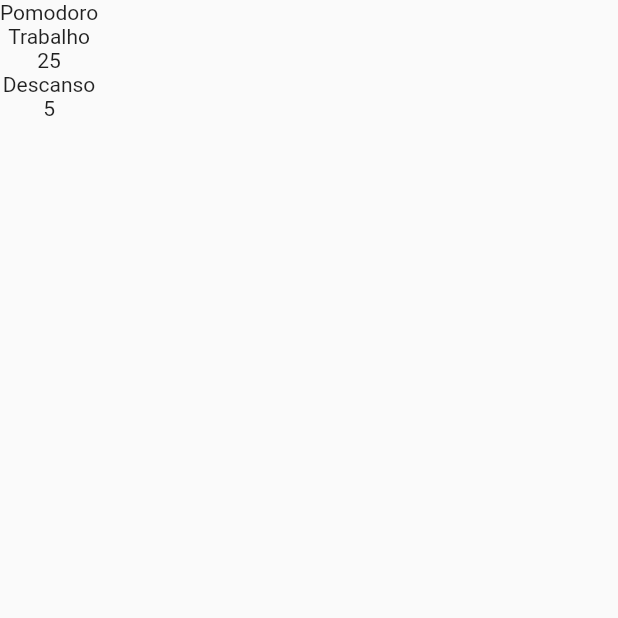
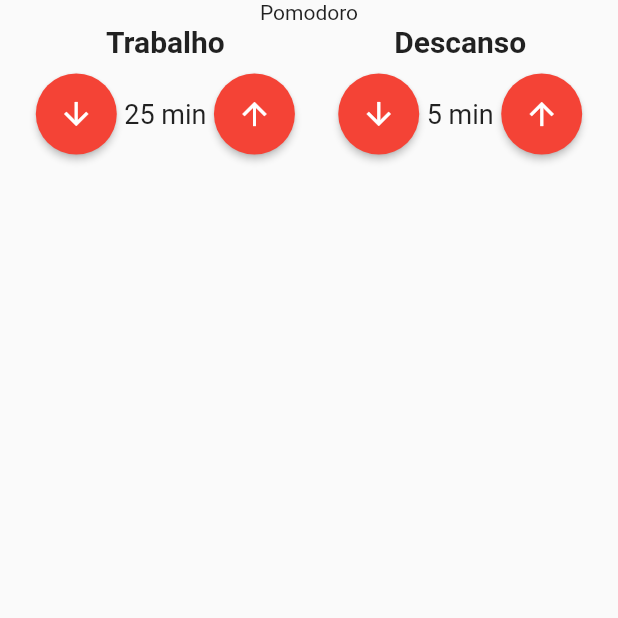
Before and after one commit to marcosmanto/pomodoro_flutter, a Flutter app: the screen it shows after launch, on a phone screen of 412 x 824 dp, the top half of it. Run offline on Flutter 3.47's test engine with Material 2 defaults, Android fonts, the phone set to English and light mode, and no system bars; our stand-ins replace mobx; generated files the repository leaves out were written again.

Commit message:
TimeEntry #2

```diff
--- a/lib/components/time_entry.dart
+++ b/lib/components/time_entry.dart
@@ -14,8 +14,44 @@ class TimeEntry extends StatelessWidget {
   Widget build(BuildContext context) {
     return Column(
       children: <Widget>[
-        Text(title),
-        Text(value.toString()),
+        Text(
+          title,
+          style: const TextStyle(fontSize: 20, fontWeight: FontWeight.bold),
+        ),
+        const SizedBox(height: 10),
+        Row(
+          mainAxisAlignment: MainAxisAlignment.center,
+          children: [
+            ElevatedButton(
+              onPressed: () {},
+              style: ElevatedButton.styleFrom(
+                shape: const CircleBorder(),
+                padding: const EdgeInsets.all(15),
+                backgroundColor: Colors.red,
+              ),
+              child: const Icon(
+                Icons.arrow_downward,
+                color: Colors.white,
+              ),
+            ),
+            Text(
+              '$value min',
+              style: const TextStyle(fontSize: 18),
+            ),
+            ElevatedButton(
+              onPressed: () {},
+              style: ElevatedButton.styleFrom(
+                shape: const CircleBorder(),
+                padding: const EdgeInsets.all(15),
+                backgroundColor: Colors.red,
+              ),
+              child: const Icon(
+                Icons.arrow_upward,
+                color: Colors.white,
+              ),
+            )
+          ],
+        )
       ],
     );
   }
--- a/lib/pages/pomodoro.dart
+++ b/lib/pages/pomodoro.dart
@@ -8,10 +8,15 @@ class Pomodoro extends StatelessWidget {
   Widget build(BuildContext context) {
     return Scaffold(
       body: Column(
-        children: const [
-          Text('Pomodoro'),
-          TimeEntry(title: 'Trabalho', value: 25),
-          TimeEntry(title: 'Descanso', value: 5),
+        children: [
+          const Text('Pomodoro'),
+          Row(
+            mainAxisAlignment: MainAxisAlignment.spaceEvenly,
+            children: const [
+              TimeEntry(title: 'Trabalho', value: 25),
+              TimeEntry(title: 'Descanso', value: 5),
+            ],
+          )
         ],
       ),
     );
```
